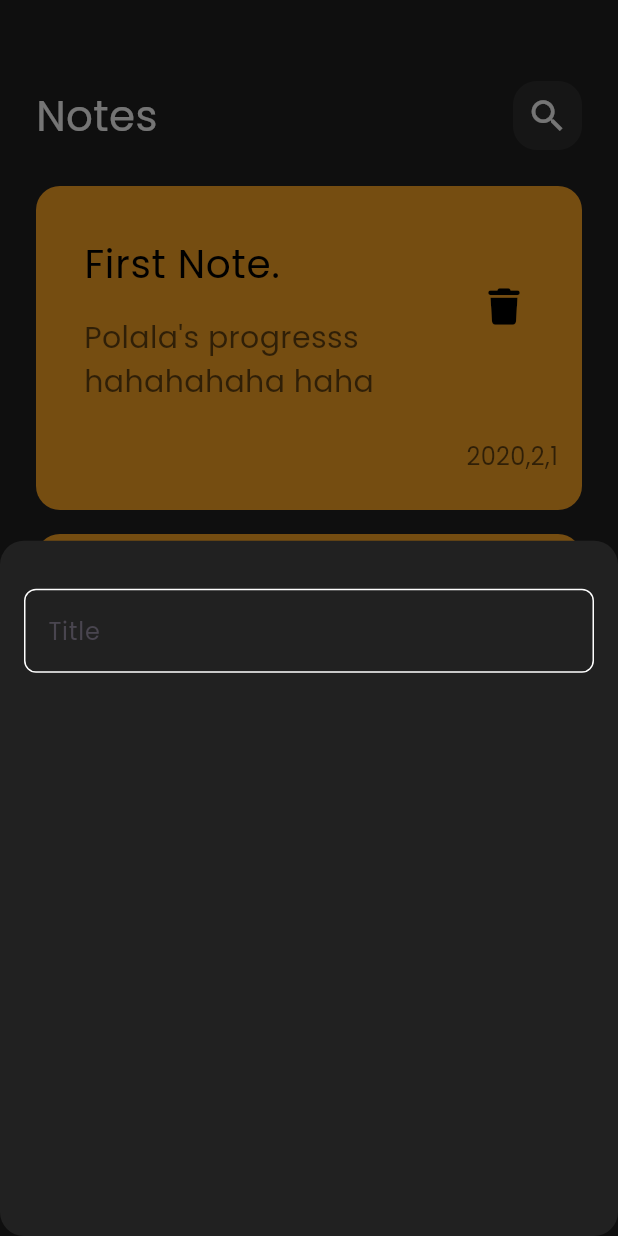
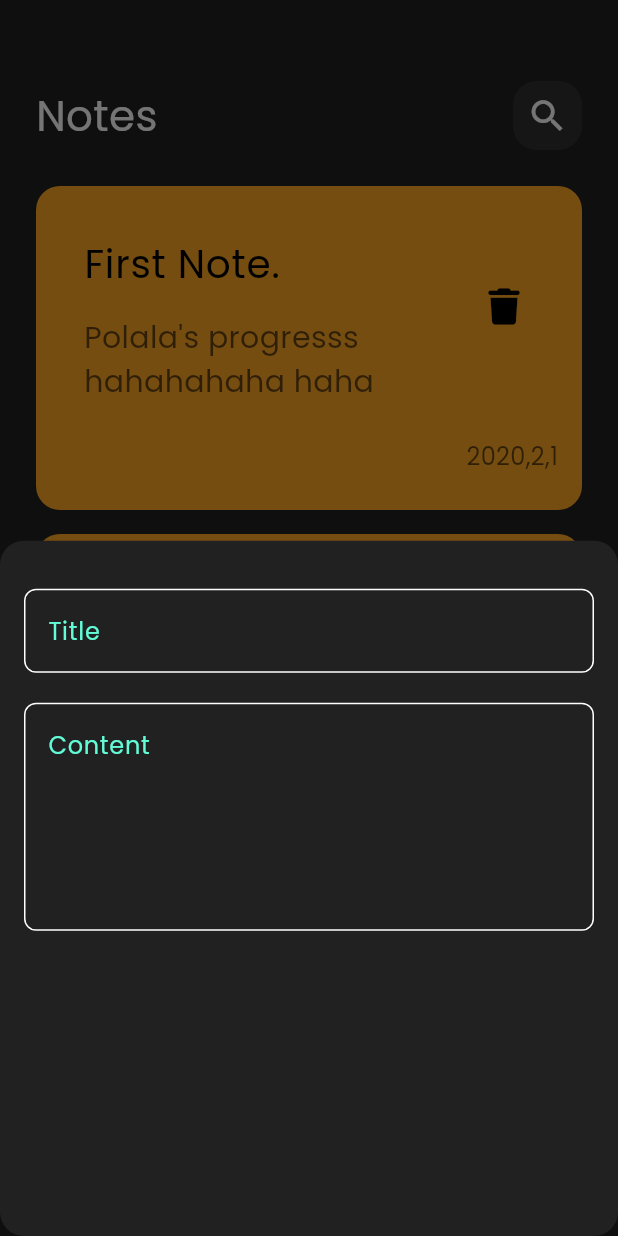
Before and after one commit to PolaAlaa/notes_app, a Flutter app: the screen it shows after launch, after a tap on the "add" icon, on a phone screen of 412 x 824 dp. Run offline on Flutter 3.47's test engine with Material 3 defaults, Android fonts, the phone set to English and light mode, and no system bars; our stand-ins replace font_awesome_flutter.

Commit message:
update custome text field

```diff
--- a/lib/Views/note_view.dart
+++ b/lib/Views/note_view.dart
@@ -20,9 +20,7 @@ class NoteView extends StatelessWidget {
                     borderRadius: BorderRadius.circular(16)),
                 context: context,
                 builder: (context) {
-                  return const AddNoteBottomSheet(
-                    title: "Title",
-                  );
+                  return const AddNoteBottomSheet();
                 });
           },
           icon: const Icon(
--- a/lib/Views/widgets/add_Note_Bottom_Sheet.dart
+++ b/lib/Views/widgets/add_Note_Bottom_Sheet.dart
@@ -4,18 +4,22 @@ import 'package:note_app/Views/widgets/custom_Text_Field.dart';
 class AddNoteBottomSheet extends StatelessWidget {
   const AddNoteBottomSheet({
     super.key,
-    required this.title,
   });
-
-  final String? title;
 
   @override
   Widget build(BuildContext context) {
-    return Padding(
-      padding: const EdgeInsets.symmetric(horizontal: 16, vertical: 32),
+    return const Padding(
+      padding: EdgeInsets.symmetric(horizontal: 16, vertical: 32),
       child: Column(
         children: [
-          CustomTextField(title: title),
+          CustomTextField(title: "Title"),
+          SizedBox(
+            height: 20,
+          ),
+          CustomTextField(
+            title: "Content",
+            maxline: 5,
+          ),
         ],
       ),
     );
--- a/lib/Views/widgets/custom_Text_Field.dart
+++ b/lib/Views/widgets/custom_Text_Field.dart
@@ -5,19 +5,23 @@ class CustomTextField extends StatelessWidget {
   const CustomTextField({
     super.key,
     required this.title,
+    this.maxline = 1,
   });
 
   final String? title;
+  final int maxline;
 
   @override
   Widget build(BuildContext context) {
     return TextField(
+        maxLines: maxline,
         style: const TextStyle(
           color: KPrimaryTextColor,
         ),
         cursorColor: KPrimaryTextColor,
         decoration: InputDecoration(
           hintText: title,
+          hintStyle: const TextStyle(color: KPrimaryTextColor),
           border: biuldBorder(),
           enabledBorder: biuldBorder(),
           focusedBorder: biuldBorder(KPrimaryTextColor),
```
